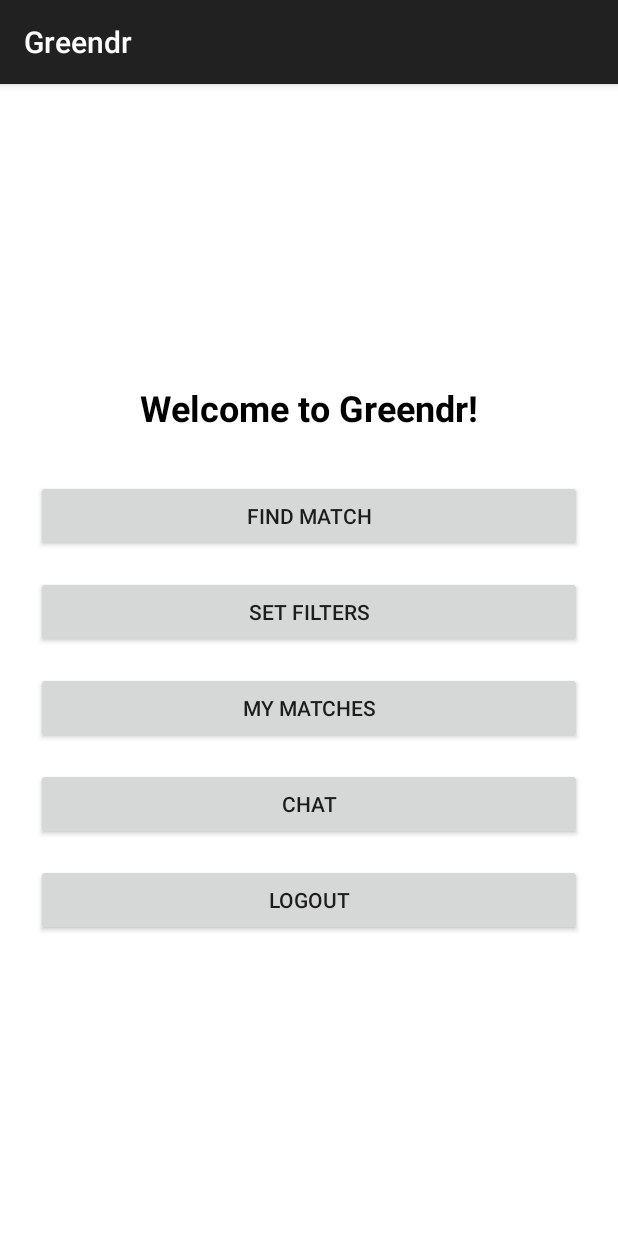
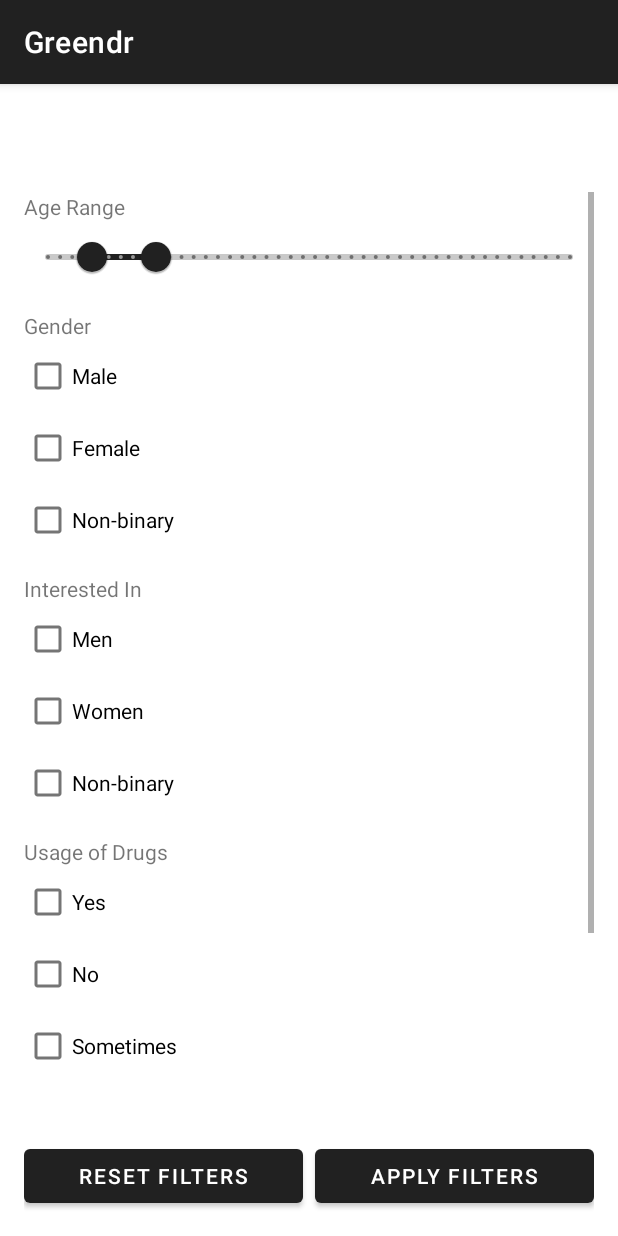
Before and after one commit to JanBusson/Greend-for-Android, an Android app built with Jetpack Compose: the fragment WelcomeFragment placed in its activity, after a tap on "SET FILTERS", on a phone screen of 412 x 824 dp. Run offline under Robolectric (Android 15) with nearby library versions, the phone set to English and light mode, and no system bars; our stand-ins replace Firebase (no records; nobody signed in at launch, a user with empty details on screens opened directly).

Commit message:
FiltersFragment + xml erstellt für die verschiedenen Elemente

```diff
--- /dev/null
+++ b/app/src/main/java/com/example/greendr/FiltersFragment.java
@@ -0,0 +1,154 @@
+package com.example.greendr;
+
+import android.os.Bundle;
+import android.view.LayoutInflater;
+import android.view.View;
+import android.view.ViewGroup;
+import android.widget.Button;
+import android.widget.CheckBox;
+
+import androidx.annotation.NonNull;
+import androidx.annotation.Nullable;
+import androidx.fragment.app.Fragment;
+
+import com.google.android.material.chip.Chip;
+import com.google.android.material.chip.ChipGroup;
+import com.google.android.material.slider.RangeSlider;
+
+import java.util.ArrayList;
+import java.util.List;
+
+public class FiltersFragment extends Fragment {
+
+    private RangeSlider ageSlider;
+    private CheckBox maleCheckbox, femaleCheckbox, nonBinaryCheckbox;
+    private CheckBox interestedMenCheckbox, interestedWomenCheckbox, interestedNBCheckbox;
+    private CheckBox drugsYesCheckbox, drugsNoCheckbox, drugsSometimesCheckbox;
+    private ChipGroup chipGroupLanguages, chipGroupHobbies;
+    private Button applyButton, resetButton;
+
+    public FiltersFragment() {
+        // Required empty public constructor
+    }
+
+    @Nullable
+    @Override
+    public View onCreateView(@NonNull LayoutInflater inflater,
+                             @Nullable ViewGroup container,
+                             @Nullable Bundle savedInstanceState) {
+        View view = inflater.inflate(R.layout.fragment_filters, container, false);
+        initViews(view);
+        setupListeners();
+        return view;
+    }
+
+    private void initViews(View view) {
+        // Slider
+        ageSlider = view.findViewById(R.id.slider_age);
+        ageSlider.setValues(25f, 35f);
+
+        // Gender CheckBoxes
+        maleCheckbox = view.findViewById(R.id.checkbox_male);
+        femaleCheckbox = view.findViewById(R.id.checkbox_female);
+        nonBinaryCheckbox = view.findViewById(R.id.checkbox_nonbinary);
+
+        // Interested in CheckBoxes
+        interestedMenCheckbox = view.findViewById(R.id.checkbox_interested_men);
+        interestedWomenCheckbox = view.findViewById(R.id.checkbox_interested_women);
+        interestedNBCheckbox = view.findViewById(R.id.checkbox_interested_nb);
+
+        // Drugs CheckBoxes
+        drugsYesCheckbox = view.findViewById(R.id.checkbox_drugs_yes);
+        drugsNoCheckbox = view.findViewById(R.id.checkbox_drugs_no);
+        drugsSometimesCheckbox = view.findViewById(R.id.checkbox_drugs_sometimes);
+
+        // ChipGroups
+        chipGroupLanguages = view.findViewById(R.id.chipgroup_languages);
+        chipGroupHobbies = view.findViewById(R.id.chipgroup_hobbies);
+
+        // Buttons
+        applyButton = view.findViewById(R.id.button_apply);
+        resetButton = view.findViewById(R.id.button_reset);
+    }
+
+    private void setupListeners() {
+        applyButton.setOnClickListener(v -> applyFilters());
+        resetButton.setOnClickListener(v -> resetFilters());
+    }
+
+    private void applyFilters() {
+        // Age Range
+        float minAge = ageSlider.getValues().get(0);
+        float maxAge = ageSlider.getValues().get(1);
+
+        // Gender
+        List<String> genders = new ArrayList<>();
+        if (maleCheckbox.isChecked()) genders.add("Male");
+        if (femaleCheckbox.isChecked()) genders.add("Female");
+        if (nonBinaryCheckbox.isChecked()) genders.add("Non-binary");
+
+        // Interested in
+        List<String> interests = new ArrayList<>();
+        if (interestedMenCheckbox.isChecked()) interests.add("Men");
+        if (interestedWomenCheckbox.isChecked()) interests.add("Women");
+        if (interestedNBCheckbox.isChecked()) interests.add("Non-binary");
+
+        // Drug use
+        List<String> drugPrefs = new ArrayList<>();
+        if (drugsYesCheckbox.isChecked()) drugPrefs.add("Yes");
+        if (drugsNoCheckbox.isChecked()) drugPrefs.add("No");
+        if (drugsSometimesCheckbox.isChecked()) drugPrefs.add("Sometimes");
+
+        // Languages
+        List<String> selectedLanguages = getSelectedChips(chipGroupLanguages);
+
+        // Hobbies
+        List<String> selectedHobbies = getSelectedChips(chipGroupHobbies);
+
+        // >>>> Hier kannst du deine Filter weiterverarbeiten oder an eine ViewModel-Klasse senden
+        // Beispiel: Log oder Toast (nur zum Debuggen)
+        System.out.println("Age: " + minAge + "-" + maxAge);
+        System.out.println("Gender: " + genders);
+        System.out.println("Interested in: " + interests);
+        System.out.println("Drugs: " + drugPrefs);
+        System.out.println("Languages: " + selectedLanguages);
+        System.out.println("Hobbies: " + selectedHobbies);
+    }
+
+    private void resetFilters() {
+        // Reset Slider
+        ageSlider.setValues(25f, 35f);
+
+        // Reset Checkboxes
+        CheckBox[] checkboxes = {
+                maleCheckbox, femaleCheckbox, nonBinaryCheckbox,
+                interestedMenCheckbox, interestedWomenCheckbox, interestedNBCheckbox,
+                drugsYesCheckbox, drugsNoCheckbox, drugsSometimesCheckbox
+        };
+
+        for (CheckBox cb : checkboxes) {
+            cb.setChecked(false);
+        }
+
+        // Reset ChipGroups
+        clearChips(chipGroupLanguages);
+        clearChips(chipGroupHobbies);
+    }
+
+    private List<String> getSelectedChips(ChipGroup group) {
+        List<String> selected = new ArrayList<>();
+        for (int i = 0; i < group.getChildCount(); i++) {
+            Chip chip = (Chip) group.getChildAt(i);
+            if (chip.isChecked()) {
+                selected.add(chip.getText().toString());
+            }
+        }
+        return selected;
+    }
+
+    private void clearChips(ChipGroup group) {
+        for (int i = 0; i < group.getChildCount(); i++) {
+            ((Chip) group.getChildAt(i)).setChecked(false);
+        }
+    }
+}
--- /dev/null
+++ b/app/src/main/java/com/example/greendr/FindMatchFragment.java
@@ -0,0 +1,6 @@
+package com.example.greendr;
+
+import androidx.fragment.app.Fragment;
+
+public class FindMatchFragment extends Fragment {
+}
--- /dev/null
+++ b/app/src/main/java/com/example/greendr/MyMatchesFragment.java
@@ -0,0 +1,4 @@
+package com.example.greendr;
+
+public class MyMatchesFragment {
+}
--- a/app/src/main/java/com/example/greendr/StartFragment.java
+++ b/app/src/main/java/com/example/greendr/StartFragment.java
@@ -32,7 +32,7 @@ public class StartFragment extends Fragment {
         //durch die Verwendung von Lambda muss onClick nicht ausgeschrieben werden
         openSecondBtn.setOnClickListener(v -> {
             if (getActivity() instanceof MainActivity) {
-                ((MainActivity) getActivity()).openFragment(new LoginFragment());
+                ((MainActivity) getActivity()).openFragment(new WelcomeFragment());
             }
         });
 
--- a/app/src/main/java/com/example/greendr/WelcomeFragment.java
+++ b/app/src/main/java/com/example/greendr/WelcomeFragment.java
@@ -31,8 +31,10 @@ public class WelcomeFragment extends Fragment {
 
         Button matchBtn = view.findViewById(R.id.button_find_match);
         Button filterBtn = view.findViewById(R.id.button_filter);
-        Button likesBtn = view.findViewById(R.id.button_liked);
-        Button chatBtn = view.findViewById(R.id.button_chat);
+        Button mymatchesBtn = view.findViewById(R.id.button_liked);
+
+//        Wird bei den Matches angezeigt
+//        Button chatBtn = view.findViewById(R.id.button_chat);
         Button logoutBtn = view.findViewById(R.id.button_logout);
 
         matchBtn.setOnClickListener(v -> {
@@ -40,20 +42,24 @@ public class WelcomeFragment extends Fragment {
             Log.d("WelcomeFragment", "Match finden geklickt");
         });
 
+        //TODO: Filter durchgehen und schauen dass alle Elemente "Sinnvolll sind"
         filterBtn.setOnClickListener(v -> {
-            // TODO: MatchActivity starten
-            Log.d("WelcomeFragment", "Filter festlegen geklickt");
+            if (getActivity() instanceof MainActivity) {
+                ((MainActivity) getActivity()).openFragment(new FiltersFragment());
+            }
         });
 
-        likesBtn.setOnClickListener(v -> {
-            // TODO: MatchActivity starten
-            Log.d("WelcomeFragment", "LikedUsers geklickt");
+        mymatchesBtn.setOnClickListener(v -> {
+//            if (getActivity() instanceof MainActivity) {
+//                ((MainActivity) getActivity()).openFragment(new MyMatchesFragment());
+//            }
         });
 
-        chatBtn.setOnClickListener(v -> {
-            // TODO: ChatActivity starten
-            Log.d("WelcomeFragment", "Chatten geklickt");
-        });
+//        siehe oben
+//        chatBtn.setOnClickListener(v -> {
+//            // TODO: ChatActivity starten
+//            Log.d("WelcomeFragment", "Chatten geklickt");
+//        });
 
         //Ausloggen
         logoutBtn.setOnClickListener(v -> {
--- /dev/null
+++ b/app/src/main/res/layout/fragment_filters.xml
@@ -0,0 +1,203 @@
+<?xml version="1.0" encoding="utf-8"?>
+<LinearLayout
+    xmlns:android="http://schemas.android.com/apk/res/android"
+    xmlns:app="http://schemas.android.com/apk/res-auto"
+    android:layout_width="match_parent"
+    android:layout_height="match_parent"
+    android:orientation="vertical"
+    android:paddingTop="?attr/actionBarSize"
+    android:fitsSystemWindows="true">
+    <!--padding Top => sorgt dafür dass der Text nicht vom Banner oben überschattet wird-->
+
+    <!-- Scrollbarer Inhalt -->
+    <ScrollView
+        android:layout_width="match_parent"
+        android:layout_height="0dp"
+        android:layout_weight="1"
+        android:padding="16dp">
+
+        <LinearLayout
+            android:layout_width="match_parent"
+            android:layout_height="wrap_content"
+            android:orientation="vertical">
+
+            <!-- Age Range -->
+            <TextView
+                android:layout_width="wrap_content"
+                android:layout_height="wrap_content"
+                android:text="Age Range" />
+
+            <com.google.android.material.slider.RangeSlider
+                android:id="@+id/slider_age"
+                android:layout_width="match_parent"
+                android:layout_height="wrap_content"
+                android:valueFrom="18"
+                android:valueTo="100"
+                android:stepSize="1" />
+
+            <!-- Gender -->
+            <TextView
+                android:layout_width="wrap_content"
+                android:layout_height="wrap_content"
+                android:text="Gender"
+                android:paddingTop="12dp" />
+
+            <CheckBox
+                android:id="@+id/checkbox_male"
+                android:layout_width="wrap_content"
+                android:layout_height="wrap_content"
+                android:text="Male" />
+            <CheckBox
+                android:id="@+id/checkbox_female"
+                android:layout_width="wrap_content"
+                android:layout_height="wrap_content"
+                android:text="Female" />
+            <CheckBox
+                android:id="@+id/checkbox_nonbinary"
+                android:layout_width="wrap_content"
+                android:layout_height="wrap_content"
+                android:text="Non-binary" />
+
+            <!-- Interested In -->
+            <TextView
+                android:layout_width="wrap_content"
+                android:layout_height="wrap_content"
+                android:text="Interested In"
+                android:paddingTop="12dp" />
+
+            <CheckBox
+                android:id="@+id/checkbox_interested_men"
+                android:layout_width="wrap_content"
+                android:layout_height="wrap_content"
+                android:text="Men" />
+            <CheckBox
+                android:id="@+id/checkbox_interested_women"
+                android:layout_width="wrap_content"
+                android:layout_height="wrap_content"
+                android:text="Women" />
+            <CheckBox
+                android:id="@+id/checkbox_interested_nb"
+                android:layout_width="wrap_content"
+                android:layout_height="wrap_content"
+                android:text="Non-binary" />
+
+            <!-- Usage of Drugs -->
+            <TextView
+                android:layout_width="wrap_content"
+                android:layout_height="wrap_content"
+                android:text="Usage of Drugs"
+                android:paddingTop="12dp" />
+
+            <CheckBox
+                android:id="@+id/checkbox_drugs_yes"
+                android:layout_width="wrap_content"
+                android:layout_height="wrap_content"
+                android:text="Yes" />
+            <CheckBox
+                android:id="@+id/checkbox_drugs_no"
+                android:layout_width="wrap_content"
+                android:layout_height="wrap_content"
+                android:text="No" />
+            <CheckBox
+                android:id="@+id/checkbox_drugs_sometimes"
+                android:layout_width="wrap_content"
+                android:layout_height="wrap_content"
+                android:text="Sometimes" />
+
+            <!-- Languages -->
+            <TextView
+                android:layout_width="wrap_content"
+                android:layout_height="wrap_content"
+                android:text="Languages"
+                android:paddingTop="12dp" />
+
+            <com.google.android.material.chip.ChipGroup
+                android:id="@+id/chipgroup_languages"
+                android:layout_width="match_parent"
+                android:layout_height="wrap_content"
+                app:singleSelection="false"
+                app:selectionRequired="false">
+
+                <com.google.android.material.chip.Chip
+                    android:layout_width="wrap_content"
+                    android:layout_height="wrap_content"
+                    android:text="English"
+                    android:checkable="true" />
+                <com.google.android.material.chip.Chip
+                    android:layout_width="wrap_content"
+                    android:layout_height="wrap_content"
+                    android:text="German"
+                    android:checkable="true" />
+                <com.google.android.material.chip.Chip
+                    android:layout_width="wrap_content"
+                    android:layout_height="wrap_content"
+                    android:text="French"
+                    android:checkable="true" />
+                <com.google.android.material.chip.Chip
+                    android:layout_width="wrap_content"
+                    android:layout_height="wrap_content"
+                    android:text="Spanish"
+                    android:checkable="true" />
+            </com.google.android.material.chip.ChipGroup>
+
+            <!-- Hobbies -->
+            <TextView
+                android:layout_width="wrap_content"
+                android:layout_height="wrap_content"
+                android:text="Hobbies"
+                android:paddingTop="12dp" />
+
+            <com.google.android.material.chip.ChipGroup
+                android:id="@+id/chipgroup_hobbies"
+                android:layout_width="match_parent"
+                android:layout_height="wrap_content"
+                app:singleSelection="false">
+
+                <com.google.android.material.chip.Chip
+                    android:layout_width="wrap_content"
+                    android:layout_height="wrap_content"
+                    android:text="Music"
+                    android:checkable="true" />
+                <com.google.android.material.chip.Chip
+                    android:layout_width="wrap_content"
+                    android:layout_height="wrap_content"
+                    android:text="Sports"
+                    android:checkable="true" />
+                <com.google.android.material.chip.Chip
+                    android:layout_width="wrap_content"
+                    android:layout_height="wrap_content"
+                    android:text="Art"
+                    android:checkable="true" />
+                <com.google.android.material.chip.Chip
+                    android:layout_width="wrap_content"
+                    android:layout_height="wrap_content"
+                    android:text="Gaming"
+                    android:checkable="true" />
+            </com.google.android.material.chip.ChipGroup>
+        </LinearLayout>
+    </ScrollView>
+
+    <!-- Buttons unten mit Constraint Layout damit nicht gescrollt werden muss -->
+    <LinearLayout
+        android:layout_width="match_parent"
+        android:layout_height="wrap_content"
+        android:orientation="horizontal"
+        android:padding="16dp"
+        android:gravity="end">
+
+        <Button
+            android:id="@+id/button_reset"
+            android:layout_width="0dp"
+            android:layout_height="wrap_content"
+            android:layout_weight="1"
+            android:text="Reset Filters" />
+
+        <Button
+            android:id="@+id/button_apply"
+            android:layout_width="0dp"
+            android:layout_height="wrap_content"
+            android:layout_weight="1"
+            android:layout_marginStart="8dp"
+            android:text="Apply Filters" />
+    </LinearLayout>
+</LinearLayout>
--- a/app/src/main/res/layout/fragment_welcome.xml
+++ b/app/src/main/res/layout/fragment_welcome.xml
@@ -38,12 +38,13 @@
         android:text="@string/button_myMatches"
         android:layout_marginBottom="16dp" />
 
-    <Button
-        android:id="@+id/button_chat"
-        android:layout_width="match_parent"
-        android:layout_height="wrap_content"
-        android:text="@string/chat"
-        android:layout_marginBottom="16dp" />
+<!--        Fällt weg
+<           Button-->
+<!--        android:id="@+id/button_chat"-->
+<!--        android:layout_width="match_parent"-->
+<!--        android:layout_height="wrap_content"-->
+<!--        android:text="@string/chat"-->
+<!--        android:layout_marginBottom="16dp" />-->
 
     <Button
         android:id="@+id/button_logout"
--- /dev/null
+++ b/app/src/main/res/values/arrays.xml
@@ -0,0 +1,6 @@
+<resources>
+    <array name="initial_age_range">
+        <item>25</item>
+        <item>35</item>
+    </array>
+</resources>
--- a/app/src/main/res/values/strings.xml
+++ b/app/src/main/res/values/strings.xml
@@ -14,4 +14,6 @@
     <string name="promt_welcome">Welcome to Greendr!</string>
     <string name="button_myMatches">My Matches</string>
     <string name="button_filter">Set Filters</string>
+    <string name="button_like">💕</string>
+    <string name="button_reject">❌</string>
 </resources>
--- a/app/src/main/res/values/themes.xml
+++ b/app/src/main/res/values/themes.xml
@@ -1,6 +1,9 @@
 <?xml version="1.0" encoding="utf-8"?>
 <resources>
 
-    <style name="AppTheme" parent="Theme.AppCompat.Light.DarkActionBar">
+    <!-- Theme muss auf MaterialComponents basieren damit Komponenten wie RangeSlider oder
+    Chip Group möglich sind
+    AppCompat Elemente sind aber mit Material kompatibek-->
+    <style name="AppTheme" parent="Theme.MaterialComponents.DayNight.DarkActionBar">
     </style>
 </resources>
```
Also changed, not shown: app/src/main/java/com/example/greendr/Match.java (added, +27 -0 lines), app/src/main/res/layout/fragment_findmatch.xml (added, +20 -0 lines), app/src/main/res/layout/fragment_mymatches.xml (added, +10 -0 lines).
